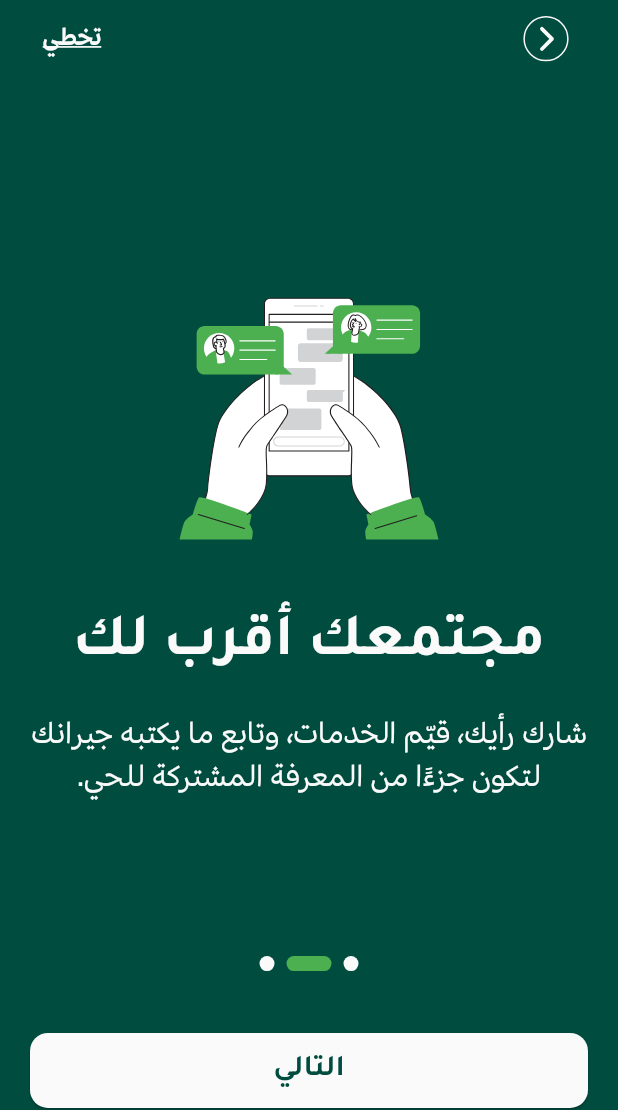
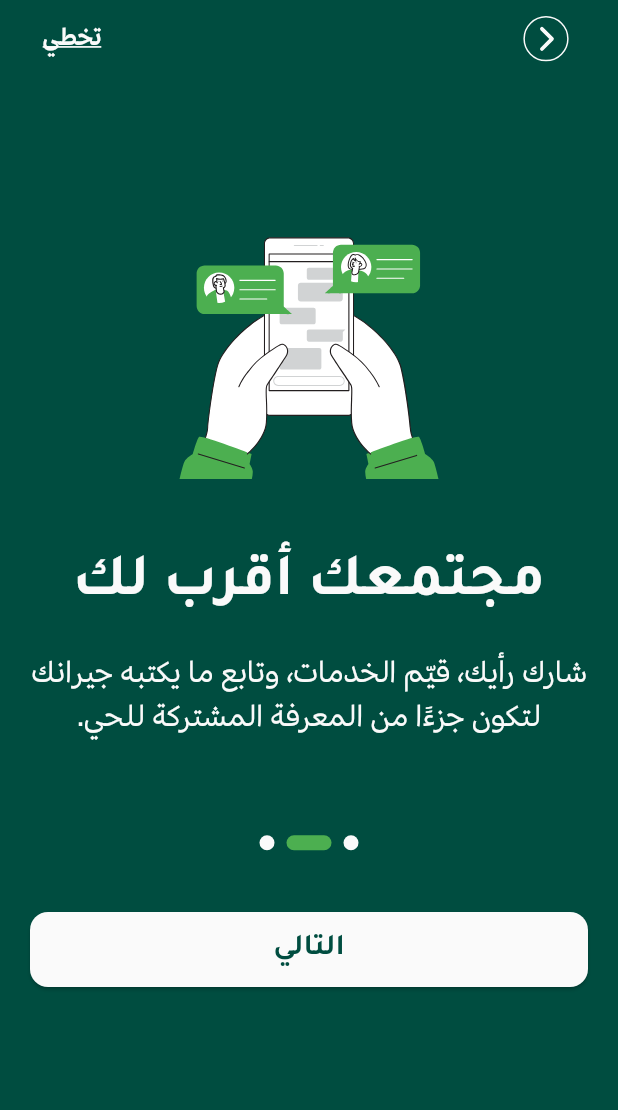
Before and after one commit to 73azn/Liwan, a Flutter app: the screen it shows after launch, after a tap on "التالي", on a phone screen of 412 x 824 dp, the part 126-1236 px from its top. Run offline on Flutter 3.47's test engine with Material 3 defaults, Android fonts, the phone set to English and light mode, and no system bars; drawn by our look-alikes of smooth_page_indicator; our stand-ins replace easy_localization, flutter_screenutil, flutter_svg; missing offline and left inert: animated_switcher_plus.

Commit message:
finished the animation to the on bording screen

```diff
--- a/lib/screens/on_boarding/controllers/page_view.dart
+++ b/lib/screens/on_boarding/controllers/page_view.dart
@@ -3,18 +3,21 @@ import 'package:flutter_svg/flutter_svg.dart';
 import 'package:hackthon/screens/on_boarding/widgets/views.dart';
 
 abstract class PageViewItems {
-  static List<Widget> pages = [
+  static final List<Widget> pages = [
     Views(
+      key: ValueKey<int>(1),
       svg: SvgPicture.asset("assets/img/onBoard1.svg"),
       title: "title_1",
       des: "des_1",
     ),
     Views(
+      key: ValueKey<int>(2),
       svg: SvgPicture.asset("assets/img/onBoard2.svg", height: 230),
       title: "title_2",
       des: "des_2",
     ),
     Views(
+      key: ValueKey<int>(3),
       svg: SvgPicture.asset("assets/img/onBoard3.svg"),
       title: "title_3",
       des: "des_3",
--- a/lib/screens/on_boarding/on_boarding_screen.dart
+++ b/lib/screens/on_boarding/on_boarding_screen.dart
@@ -1,3 +1,4 @@
+import 'package:animated_switcher_plus/animated_switcher_plus.dart';
 import 'package:easy_localization/easy_localization.dart';
 import 'package:flutter/material.dart';
 import 'package:flutter_screenutil/flutter_screenutil.dart';
@@ -43,10 +44,9 @@ class _OnBoardingScreenState extends State<OnBoardingScreen> {
                 (PageViewItems.curPage > 0
                     ? TextButton(
                         onPressed: () {
-                          PageViewItems.controller.previousPage(
-                            duration: Duration(milliseconds: 500),
-                            curve: Curves.linearToEaseOut,
-                          );
+                          PageViewItems.curPage > 0
+                              ? PageViewItems.curPage -= 1
+                              : null;
                           setState(() {});
                         },
                         child: SvgPicture.asset(
@@ -79,41 +79,57 @@ class _OnBoardingScreenState extends State<OnBoardingScreen> {
 
           child: Column(
             children: [
-              Container(
-                height: 1.30.sw,
-                child: PageView.builder(
-                  allowImplicitScrolling: false,
-                  onPageChanged: (value) {
-                    PageViewItems.curPage = value;
-                    setState(() {});
-                  },
-                  controller: PageViewItems.controller,
-                  itemCount: PageViewItems.pages.length,
+              AnimatedSwitcher(
+                duration: const Duration(milliseconds: 300),
 
-                  itemBuilder: (context, index) {
-                    return PageViewItems.pages[PageViewItems.curPage];
-                  },
+                child: Container(
+                  key: ValueKey(PageViewItems.curPage),
+                  child: PageViewItems.pages[PageViewItems.curPage],
                 ),
               ),
+              // AnimatedSwitcher(
+              //   duration: const Duration(milliseconds: 2000),
+
+              //   // The child is now directly the page you want to show.
+              //   // When 'PageViewItems.curPage' changes, AnimatedSwitcher detects
+              //   // a new child and animates the transition.
+
+              //   // ✨ IMPORTANT: Add a unique key!
+              //   // This tells the AnimatedSwitcher that the widget is actually
+              //   // different and that it needs to run the animation.
+              //   key: ValueKey<int>(PageViewItems.curPage),
+
+              //   // (Optional) Define a custom transition, like a slide.
+              //   transitionBuilder: (Widget child, Animation<double> animation) {
+              //     return FadeTransition(opacity: animation, child: child);
+              //   },
+              //   child: PageViewItems.pages[PageViewItems.curPage],
+              // ),
               SizedBox(height: 21),
-              SmoothPageIndicator(
+              // SmoothPageIndicator(
+
+              //   controller: PageViewItems.controller,
+              //   count: PageViewItems.pages.length,
+              // ),
+              AnimatedSmoothIndicator(
+                activeIndex: PageViewItems.curPage,
+                count: PageViewItems.pages.length,
                 effect: ExpandingDotsEffect(
                   activeDotColor: AppTheme.secondary,
                   dotHeight: 10,
                   dotWidth: 10,
                   dotColor: AppTheme.white,
                 ),
-                controller: PageViewItems.controller,
-                count: PageViewItems.pages.length,
               ),
               SizedBox(height: 0.1.sw),
               PrimarybuttonDark(
                 text: "next".tr(),
                 onTap: () {
-                  PageViewItems.controller.nextPage(
-                    duration: Duration(milliseconds: 500),
-                    curve: Curves.easeInToLinear,
-                  );
+                  setState(() {
+                    PageViewItems.curPage < 2
+                        ? PageViewItems.curPage += 1
+                        : null;
+                  });
                 },
                 style: ElevatedButton.styleFrom(
                   backgroundColor: AppTheme.white,
--- a/lib/screens/on_boarding/widgets/views.dart
+++ b/lib/screens/on_boarding/widgets/views.dart
@@ -13,7 +13,7 @@ class Views extends StatelessWidget {
   @override
   Widget build(BuildContext context) {
     return Container(
-      height: 200,
+      height: 455,
       child: Column(
         crossAxisAlignment: CrossAxisAlignment.center,
         mainAxisAlignment: MainAxisAlignment.center,
--- a/pubspec.yaml
+++ b/pubspec.yaml
@@ -15,6 +15,7 @@ dependencies:
   flutter_svg: ^2.2.1
   flutter_screenutil: ^5.9.3
   smooth_page_indicator: ^1.2.1
+  animated_switcher_plus: ^1.4.0
 
 dev_dependencies:
 
```
Also changed, not shown: pubspec.lock.
